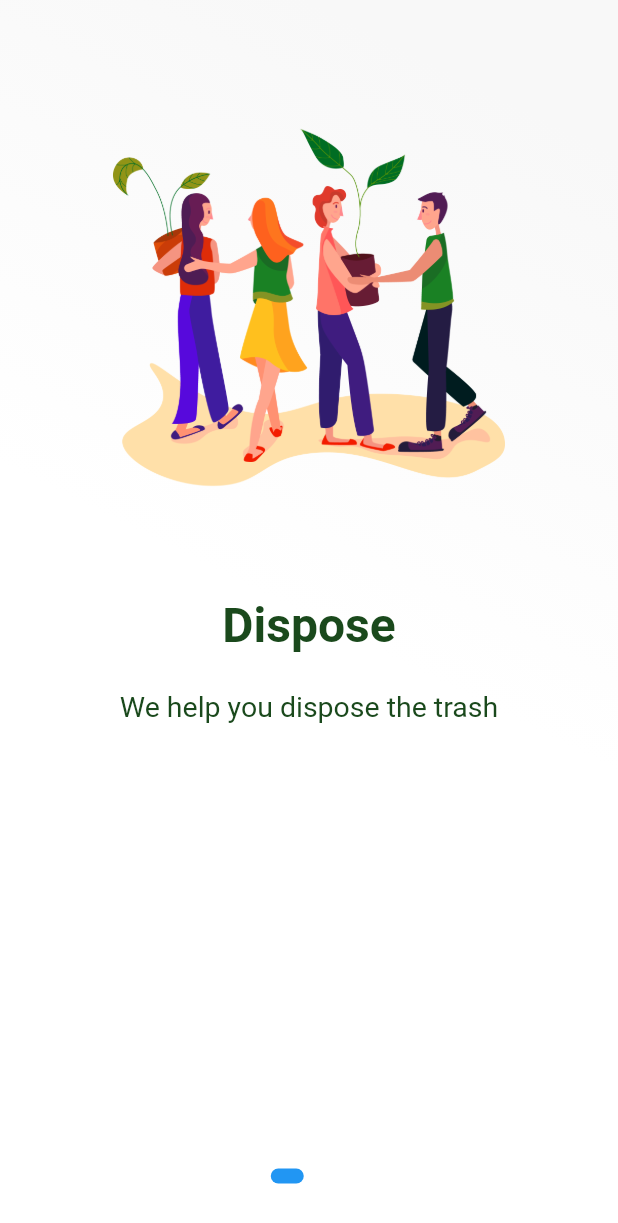
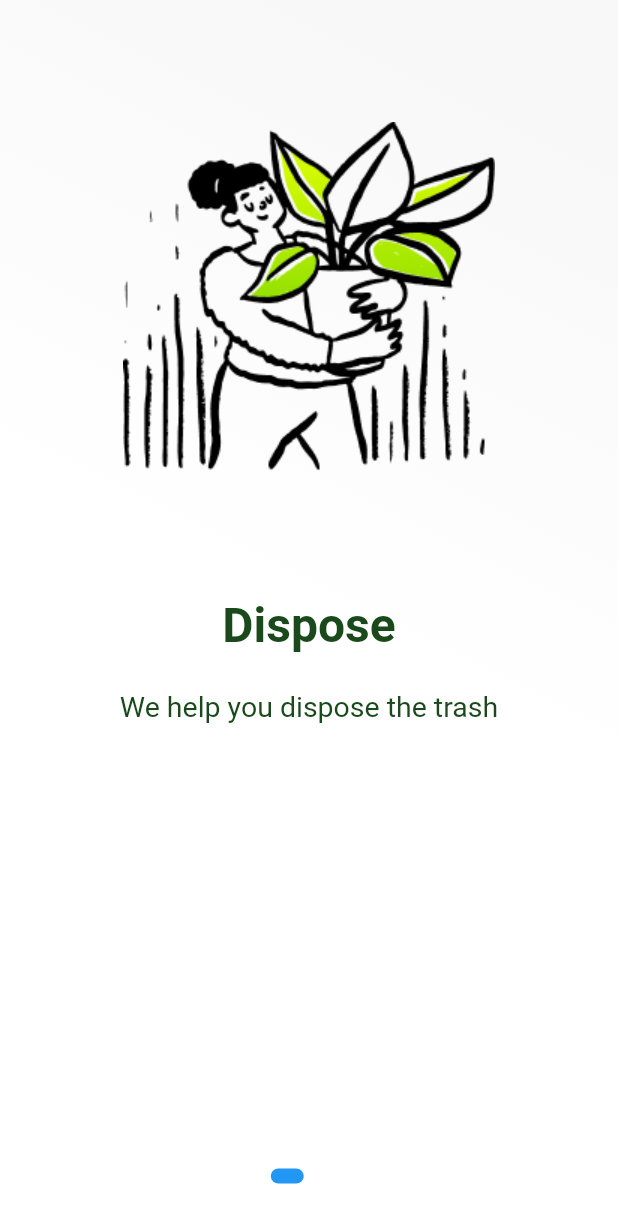
Before and after one commit to Chemutaiselim/finalville, a Flutter app: the screen it shows after launch, on a phone screen of 412 x 824 dp. Shown: the top 1223 px of the screen. Run offline on Flutter 3.47's test engine with Material 2 defaults, Android fonts, the phone set to English and light mode, and no system bars; drawn by our look-alikes of introduction_screen; our stand-ins replace cloud_firestore, dropdown_button2, email_validator, firebase_auth, firebase_core, firebase_database and 9 more; missing offline and left inert: colorful_safe_area, location_permissions; accounts and stored records are empty.

Commit message:
April 7, 2022 11:21 PM

```diff
--- a/lib/screen/introduction_screen.dart
+++ b/lib/screen/introduction_screen.dart
@@ -50,7 +50,7 @@ class _IntroductionState extends State<Introduction> {
             PageViewModel(
               title: "Dispose",
               body: "We help you dispose the trash",
-              image: introImage('assets/images/support.png'),
+              image: introImage('assets/images/plant.png'),
               decoration: pageDecoration,
             ),
             PageViewModel(
```
